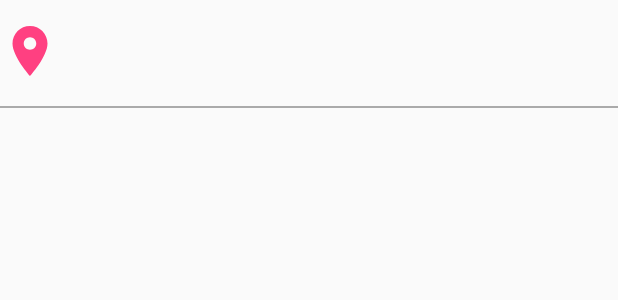
After one commit to jqn/BusyMama, an Android app: the layout item_place_card.xml on its own in the app's theme, with its tools: preview values and no code run, on a phone screen of 412 x 824 dp. The commit adds this screen. Shown: the top 300 px of the screen. Run offline under Robolectric (Android 15) with nearby library versions, the phone set to English and light mode, and no system bars.

```diff
--- a/app/build.gradle
+++ b/app/build.gradle
@@ -30,6 +30,7 @@ dependencies {
     implementation 'androidx.constraintlayout:constraintlayout:1.1.3'
     implementation 'com.google.firebase:firebase-core:17.0.1'
     implementation 'com.google.firebase:firebase-messaging:19.0.1'
+    implementation 'com.android.support:recyclerview-v7:28.0.0'
     implementation 'com.google.android.gms:play-services-places:17.0.0'
     implementation 'com.google.android.gms:play-services-location:17.0.0'
     testImplementation 'junit:junit:4.12'
--- /dev/null
+++ b/app/src/main/res/drawable/ic_place_accent_24dp.xml
@@ -0,0 +1,9 @@
+<vector xmlns:android="http://schemas.android.com/apk/res/android"
+    android:width="24dp"
+    android:height="24dp"
+    android:viewportHeight="24.0"
+    android:viewportWidth="24.0">
+    <path
+        android:fillColor="#FF4081"
+        android:pathData="M12,2C8.13,2 5,5.13 5,9c0,5.25 7,13 7,13s7,-7.75 7,-13c0,-3.87 -3.13,-7 -7,-7zM12,11.5c-1.38,0 -2.5,-1.12 -2.5,-2.5s1.12,-2.5 2.5,-2.5 2.5,1.12 2.5,2.5 -1.12,2.5 -2.5,2.5z" />
+</vector>
--- /dev/null
+++ b/app/src/main/res/layout/item_place_card.xml
@@ -0,0 +1,53 @@
+<?xml version="1.0" encoding="utf-8"?>
+<RelativeLayout xmlns:android="http://schemas.android.com/apk/res/android"
+    android:layout_width="match_parent"
+    android:layout_height="72dp">
+
+    <LinearLayout
+        android:layout_width="match_parent"
+        android:layout_height="wrap_content"
+        android:layout_centerInParent="true"
+        android:orientation="horizontal">
+
+        <ImageView
+            android:layout_width="40dp"
+            android:layout_height="40dp"
+            android:layout_gravity="fill"
+            android:layout_marginEnd="16dp"
+            android:layout_marginRight="16dp"
+            android:src="@drawable/ic_place_accent_24dp" />
+
+        <LinearLayout
+            android:layout_width="match_parent"
+            android:layout_height="wrap_content"
+            android:orientation="vertical">
+
+            <TextView
+                android:id="@+id/name_text_view"
+                android:layout_width="wrap_content"
+                android:layout_height="wrap_content"
+                android:layout_gravity="start"
+                android:textAlignment="viewStart"
+                android:textAppearance="@style/TextAppearance.AppCompat.Medium"
+                android:textColor="@android:color/black" />
+
+            <TextView
+                android:id="@+id/address_text_view"
+                android:layout_width="wrap_content"
+                android:layout_height="wrap_content"
+                android:layout_gravity="start"
+                android:maxLines="1"
+                android:textAlignment="viewStart"
+                android:textAppearance="@style/TextAppearance.AppCompat.Small" />
+        </LinearLayout>
+
+    </LinearLayout>
+
+
+    <View
+        android:layout_width="fill_parent"
+        android:layout_height="1dip"
+        android:layout_alignParentBottom="true"
+        android:background="@android:color/darker_gray" />
+
+</RelativeLayout>
```
Also changed, not shown: app/src/main/java/io/jqn/busymama/MainActivity.java (+39 -0 lines), app/src/main/java/io/jqn/busymama/PlaceListAdapter.java (added, +92 -0 lines).
